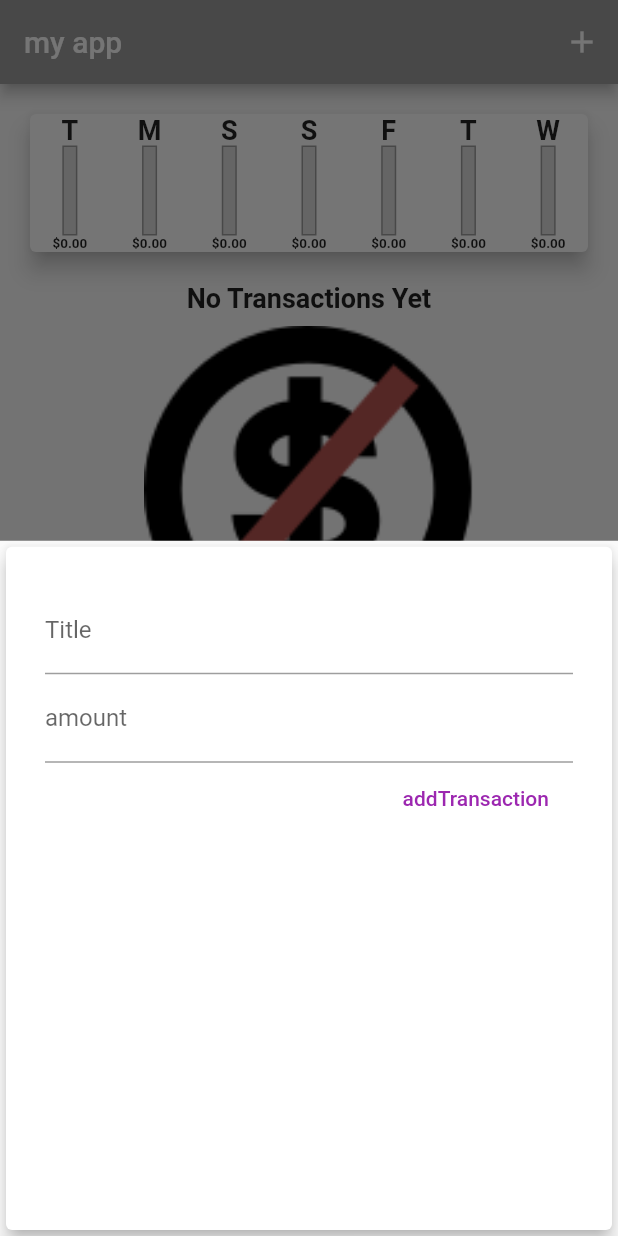
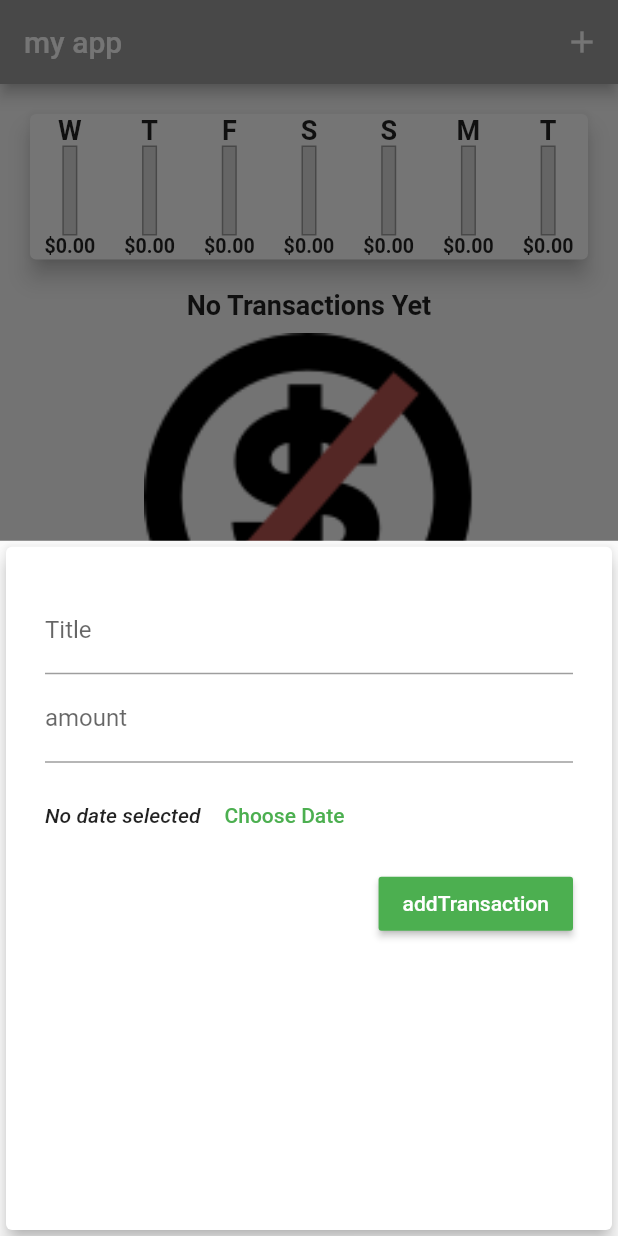
Before and after one commit to rmirabelli/peronsalfinance2, a Flutter app: the screen it shows after launch, after a tap on the "add" icon, on a phone screen of 412 x 824 dp. Run offline on Flutter 3.47's test engine with Material 2 defaults, Android fonts, the phone set to English and light mode, and no system bars.

Commit message:
Tuesday class content

```diff
--- a/lib/main.dart
+++ b/lib/main.dart
@@ -22,12 +22,14 @@ class MyApp extends StatelessWidget {
         accentColor: Colors.amber,
         appBarTheme: const AppBarTheme(color: Colors.grey),
         textTheme: const TextTheme(
-          bodyText1: TextStyle(
-            fontSize: 14,
-            fontStyle: FontStyle.italic,
-          ),
-          bodyText2: TextStyle(fontSize: 18, fontWeight: FontWeight.bold),
-        ),
+            bodyText1: TextStyle(
+              fontSize: 14,
+              fontStyle: FontStyle.italic,
+            ),
+            bodyText2: TextStyle(fontSize: 18, fontWeight: FontWeight.bold),
+            button: TextStyle(
+              color: Colors.white,
+            )),
       ),
     );
   }
@@ -43,24 +45,6 @@ class MyHomePage extends StatefulWidget {
 }
 
 class _MyHomePageState extends State<MyHomePage> {
-  final List<Transaction> _unusedTransactions = [
-    Transaction(
-      id: UniqueKey().toString(),
-      title: "New Shoes",
-      amountInPennies: 3299,
-    ),
-    Transaction(
-      id: UniqueKey().toString(),
-      title: "Groceries",
-      amountInPennies: 8876,
-    ),
-    Transaction(
-      id: UniqueKey().toString(),
-      title: 'coffee',
-      amountInPennies: 478,
-    ),
-  ];
-
   final List<Transaction> _userTransactions = [];
 
   void startAddNewTransaction(BuildContext ctx) {
@@ -72,14 +56,21 @@ class _MyHomePageState extends State<MyHomePage> {
     );
   }
 
-  void _addNewTransaction(String title, int amount) {
+  void _addNewTransaction(String title, int amount, DateTime date) {
     final newTransaction = Transaction(
       title: title,
       amountInPennies: amount,
       id: UniqueKey().toString(),
+      date: date,
     );
     setState(() {
       _userTransactions.add(newTransaction);
+    });
+  }
+
+  void _removeTransaction(String key) {
+    setState(() {
+      _userTransactions.removeWhere((element) => element.id == key);
     });
   }
 
@@ -127,7 +118,7 @@ class _MyHomePageState extends State<MyHomePage> {
                       ),
                     ),
                   ])
-                : TransactionList(_userTransactions),
+                : TransactionList(_userTransactions, _removeTransaction),
           ],
         ),
       ),
--- a/lib/models/transaction.dart
+++ b/lib/models/transaction.dart
@@ -2,11 +2,12 @@ class Transaction {
   String id;
   String title;
   int amountInPennies;
-  DateTime date = DateTime.now();
+  DateTime date;
 
   Transaction({
     this.id = "",
     this.title = "",
     this.amountInPennies = 0,
+    required this.date,
   });
 }
--- a/lib/widgets/bar.dart
+++ b/lib/widgets/bar.dart
@@ -39,10 +39,13 @@ class Bar extends StatelessWidget {
               ],
             ),
           ),
-          FittedBox(
-            child: Text(
-              '\$${dailyAmount.toStringAsFixed(2)}',
-              style: TextStyle(fontSize: 9),
+          Container(
+            height: 16,
+            child: FittedBox(
+              child: Text(
+                '\$${dailyAmount.toStringAsFixed(2)}',
+                style: TextStyle(fontSize: 9),
+              ),
             ),
           ),
         ],
--- a/lib/widgets/chart.dart
+++ b/lib/widgets/chart.dart
@@ -29,7 +29,7 @@ class Chart extends StatelessWidget {
           'amount': sum / 100,
         };
       },
-    );
+    ).reversed.toList();
   }
 
   @override
--- a/lib/widgets/new_transaction.dart
+++ b/lib/widgets/new_transaction.dart
@@ -1,7 +1,8 @@
 import 'package:flutter/material.dart';
+import 'package:intl/intl.dart';
 
 class NewTransaction extends StatefulWidget {
-  final Function(String, int) addNewTransaction;
+  final Function(String, int, DateTime) addNewTransaction;
 
   NewTransaction(this.addNewTransaction);
 
@@ -11,8 +12,8 @@ class NewTransaction extends StatefulWidget {
 
 class _NewTransactionState extends State<NewTransaction> {
   final titleController = TextEditingController();
-
   final amountController = TextEditingController();
+  DateTime? _selectedDate = null;
 
   @override
   Widget build(BuildContext context) {
@@ -37,15 +38,48 @@ class _NewTransactionState extends State<NewTransaction> {
                 _submitTransaction();
               },
             ),
-            FlatButton(
-              child: Text('addTransaction'),
-              onPressed: _submitTransaction,
-              textColor: Colors.purple,
-            )
+            Container(
+              height: 70,
+              child: Row(children: [
+                Text(
+                  _selectedDate == null
+                      ? 'No date selected'
+                      : DateFormat.MEd().format(_selectedDate!),
+                  style: Theme.of(context).textTheme.bodyText1,
+                ),
+                FlatButton(
+                  child: Text('Choose Date'),
+                  textColor: Theme.of(context).primaryColor,
+                  onPressed: _presentDatePicker,
+                ),
+              ]),
+            ),
+            RaisedButton(
+                child: Text('addTransaction'),
+                onPressed: _submitTransaction,
+                color: Theme.of(context).primaryColor,
+                textColor: Theme.of(context).textTheme.button?.color)
           ],
         ),
       ),
     );
+  }
+
+  void _presentDatePicker() {
+    showDatePicker(
+      context: context,
+      initialDate: DateTime.now(),
+      firstDate: DateTime(2021),
+      lastDate: DateTime.now(),
+    ).then((newDate) {
+      if (newDate == null) {
+        return;
+      }
+
+      setState(() {
+        _selectedDate = newDate;
+      });
+    });
   }
 
   void _submitTransaction() {
@@ -56,6 +90,7 @@ class _NewTransactionState extends State<NewTransaction> {
     widget.addNewTransaction(
       enteredTitle,
       enteredAmount,
+      _selectedDate ?? DateTime.now(),
     );
 
     Navigator.of(context).pop();
```
Also changed, not shown: lib/widgets/transaction_list.dart (+11 -1 lines).
